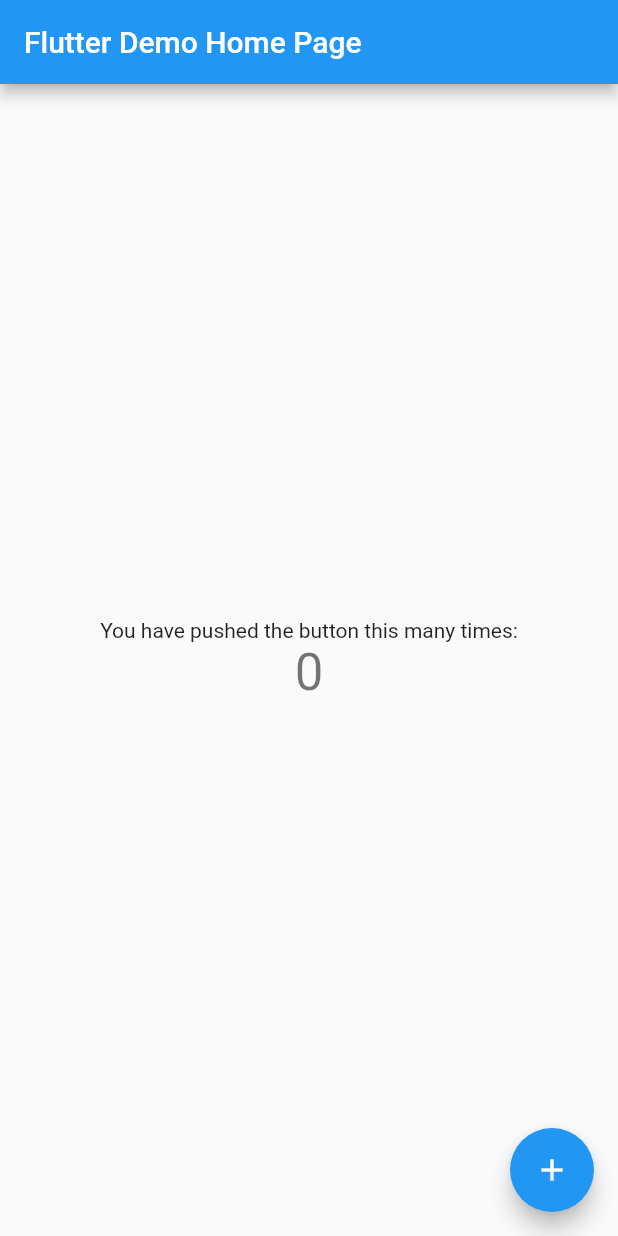
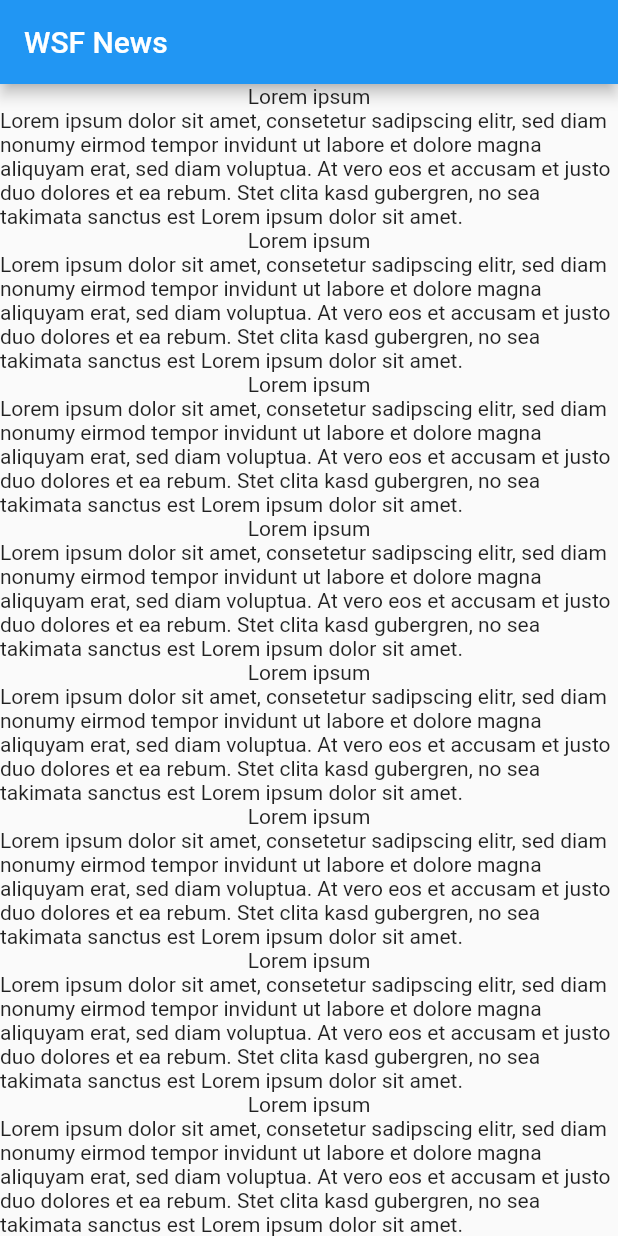
Before and after one commit to Luckytama/wsf_app, a Flutter app: the screen it shows after launch, on a phone screen of 412 x 824 dp. Run offline on Flutter 3.47's test engine with Material 2 defaults, Android fonts, the phone set to English and light mode, and no system bars.

Commit message:
news_page # Add basic functions to show News widgets with test data

```diff
--- a/lib/main.dart
+++ b/lib/main.dart
@@ -1,4 +1,5 @@
 import 'package:flutter/material.dart';
+import 'package:wsf_app/news_page/news_page.dart';
 
 void main() => runApp(new MyApp());
 
@@ -7,7 +8,8 @@ class MyApp extends StatelessWidget {
   @override
   Widget build(BuildContext context) {
     return new MaterialApp(
-      title: 'Flutter Demo',
+      debugShowCheckedModeBanner: false,
+      title: 'WSF Application',
       theme: new ThemeData(
         // This is the theme of your application.
         //
@@ -19,91 +21,7 @@ class MyApp extends StatelessWidget {
         // counter didn't reset back to zero; the application is not restarted.
         primarySwatch: Colors.blue,
       ),
-      home: new MyHomePage(title: 'Flutter Demo Home Page'),
+      home: new NewsPage(),
     );
   }
 }
-
-class MyHomePage extends StatefulWidget {
-  MyHomePage({Key key, this.title}) : super(key: key);
-
-  // This widget is the home page of your application. It is stateful, meaning
-  // that it has a State object (defined below) that contains fields that affect
-  // how it looks.
-
-  // This class is the configuration for the state. It holds the values (in this
-  // case the title) provided by the parent (in this case the App widget) and
-  // used by the build method of the State. Fields in a Widget subclass are
-  // always marked "final".
-
-  final String title;
-
-  @override
-  _MyHomePageState createState() => new _MyHomePageState();
-}
-
-class _MyHomePageState extends State<MyHomePage> {
-  int _counter = 0;
-
-  void _incrementCounter() {
-    setState(() {
-      // This call to setState tells the Flutter framework that something has
-      // changed in this State, which causes it to rerun the build method below
-      // so that the display can reflect the updated values. If we changed
-      // _counter without calling setState(), then the build method would not be
-      // called again, and so nothing would appear to happen.
-      _counter++;
-    });
-  }
-
-  @override
-  Widget build(BuildContext context) {
-    // This method is rerun every time setState is called, for instance as done
-    // by the _incrementCounter method above.
-    //
-    // The Flutter framework has been optimized to make rerunning build methods
-    // fast, so that you can just rebuild anything that needs updating rather
-    // than having to individually change instances of widgets.
-    return new Scaffold(
-      appBar: new AppBar(
-        // Here we take the value from the MyHomePage object that was created by
-        // the App.build method, and use it to set our appbar title.
-        title: new Text(widget.title),
-      ),
-      body: new Center(
-        // Center is a layout widget. It takes a single child and positions it
-        // in the middle of the parent.
-        child: new Column(
-          // Column is also layout widget. It takes a list of children and
-          // arranges them vertically. By default, it sizes itself to fit its
-          // children horizontally, and tries to be as tall as its parent.
-          //
-          // Invoke "debug paint" (press "p" in the console where you ran
-          // "flutter run", or select "Toggle Debug Paint" from the Flutter tool
-          // window in IntelliJ) to see the wireframe for each widget.
-          //
-          // Column has various properties to control how it sizes itself and
-          // how it positions its children. Here we use mainAxisAlignment to
-          // center the children vertically; the main axis here is the vertical
-          // axis because Columns are vertical (the cross axis would be
-          // horizontal).
-          mainAxisAlignment: MainAxisAlignment.center,
-          children: <Widget>[
-            new Text(
-              'You have pushed the button this many times:',
-            ),
-            new Text(
-              '$_counter',
-              style: Theme.of(context).textTheme.display1,
-            ),
-          ],
-        ),
-      ),
-      floatingActionButton: new FloatingActionButton(
-        onPressed: _incrementCounter,
-        tooltip: 'Increment',
-        child: new Icon(Icons.add),
-      ), // This trailing comma makes auto-formatting nicer for build methods.
-    );
-  }
-}
--- /dev/null
+++ b/lib/news_page/news_page.dart
@@ -0,0 +1,92 @@
+import 'package:flutter/material.dart';
+
+final _newsWidgets = <NewsWidget>[
+  new NewsWidget(
+      headline: "Lorem ipsum",
+      body:
+          "Lorem ipsum dolor sit amet, consetetur sadipscing elitr, sed diam nonumy eirmod tempor invidunt ut labore et dolore magna aliquyam erat, sed diam voluptua. At vero eos et accusam et justo duo dolores et ea rebum. Stet clita kasd gubergren, no sea takimata sanctus est Lorem ipsum dolor sit amet."),
+  new NewsWidget(
+      headline: "Lorem ipsum",
+      body:
+          "Lorem ipsum dolor sit amet, consetetur sadipscing elitr, sed diam nonumy eirmod tempor invidunt ut labore et dolore magna aliquyam erat, sed diam voluptua. At vero eos et accusam et justo duo dolores et ea rebum. Stet clita kasd gubergren, no sea takimata sanctus est Lorem ipsum dolor sit amet."),
+  new NewsWidget(
+      headline: "Lorem ipsum",
+      body:
+          "Lorem ipsum dolor sit amet, consetetur sadipscing elitr, sed diam nonumy eirmod tempor invidunt ut labore et dolore magna aliquyam erat, sed diam voluptua. At vero eos et accusam et justo duo dolores et ea rebum. Stet clita kasd gubergren, no sea takimata sanctus est Lorem ipsum dolor sit amet."),
+  new NewsWidget(
+      headline: "Lorem ipsum",
+      body:
+          "Lorem ipsum dolor sit amet, consetetur sadipscing elitr, sed diam nonumy eirmod tempor invidunt ut labore et dolore magna aliquyam erat, sed diam voluptua. At vero eos et accusam et justo duo dolores et ea rebum. Stet clita kasd gubergren, no sea takimata sanctus est Lorem ipsum dolor sit amet."),
+  new NewsWidget(
+      headline: "Lorem ipsum",
+      body:
+          "Lorem ipsum dolor sit amet, consetetur sadipscing elitr, sed diam nonumy eirmod tempor invidunt ut labore et dolore magna aliquyam erat, sed diam voluptua. At vero eos et accusam et justo duo dolores et ea rebum. Stet clita kasd gubergren, no sea takimata sanctus est Lorem ipsum dolor sit amet."),
+  new NewsWidget(
+      headline: "Lorem ipsum",
+      body:
+          "Lorem ipsum dolor sit amet, consetetur sadipscing elitr, sed diam nonumy eirmod tempor invidunt ut labore et dolore magna aliquyam erat, sed diam voluptua. At vero eos et accusam et justo duo dolores et ea rebum. Stet clita kasd gubergren, no sea takimata sanctus est Lorem ipsum dolor sit amet."),
+  new NewsWidget(
+      headline: "Lorem ipsum",
+      body:
+          "Lorem ipsum dolor sit amet, consetetur sadipscing elitr, sed diam nonumy eirmod tempor invidunt ut labore et dolore magna aliquyam erat, sed diam voluptua. At vero eos et accusam et justo duo dolores et ea rebum. Stet clita kasd gubergren, no sea takimata sanctus est Lorem ipsum dolor sit amet."),
+  new NewsWidget(
+      headline: "Lorem ipsum",
+      body:
+          "Lorem ipsum dolor sit amet, consetetur sadipscing elitr, sed diam nonumy eirmod tempor invidunt ut labore et dolore magna aliquyam erat, sed diam voluptua. At vero eos et accusam et justo duo dolores et ea rebum. Stet clita kasd gubergren, no sea takimata sanctus est Lorem ipsum dolor sit amet."),
+  new NewsWidget(
+      headline: "Lorem ipsum",
+      body:
+          "Lorem ipsum dolor sit amet, consetetur sadipscing elitr, sed diam nonumy eirmod tempor invidunt ut labore et dolore magna aliquyam erat, sed diam voluptua. At vero eos et accusam et justo duo dolores et ea rebum. Stet clita kasd gubergren, no sea takimata sanctus est Lorem ipsum dolor sit amet."),
+  new NewsWidget(
+      headline: "Lorem ipsum",
+      body:
+          "Lorem ipsum dolor sit amet, consetetur sadipscing elitr, sed diam nonumy eirmod tempor invidunt ut labore et dolore magna aliquyam erat, sed diam voluptua. At vero eos et accusam et justo duo dolores et ea rebum. Stet clita kasd gubergren, no sea takimata sanctus est Lorem ipsum dolor sit amet."),
+];
+
+class NewsPage extends StatelessWidget {
+  Widget _buildNewsWidgets() {
+    return ListView.builder(
+      itemBuilder: (BuildContext context, int index) => _newsWidgets[index],
+      itemCount: _newsWidgets.length,
+    );
+  }
+
+  @override
+  Widget build(BuildContext context) {
+    final listView = Container(child: _buildNewsWidgets());
+
+    final appBar = AppBar(
+      title: Text("WSF News"),
+    );
+
+    return Scaffold(
+      appBar: appBar,
+      body: listView,
+    );
+  }
+}
+
+class NewsWidget extends StatelessWidget {
+  final String headline;
+  final String body;
+
+  const NewsWidget({
+    Key key,
+    @required this.headline,
+    @required this.body,
+  })  : assert(headline != null),
+        assert(body != null),
+        super(key: key);
+
+  @override
+  Widget build(BuildContext context) {
+    return Material(
+        child: Container(
+            child: Column(
+      children: <Widget>[
+        new Text(headline),
+        new Text(body),
+      ],
+    )));
+  }
+}
```
